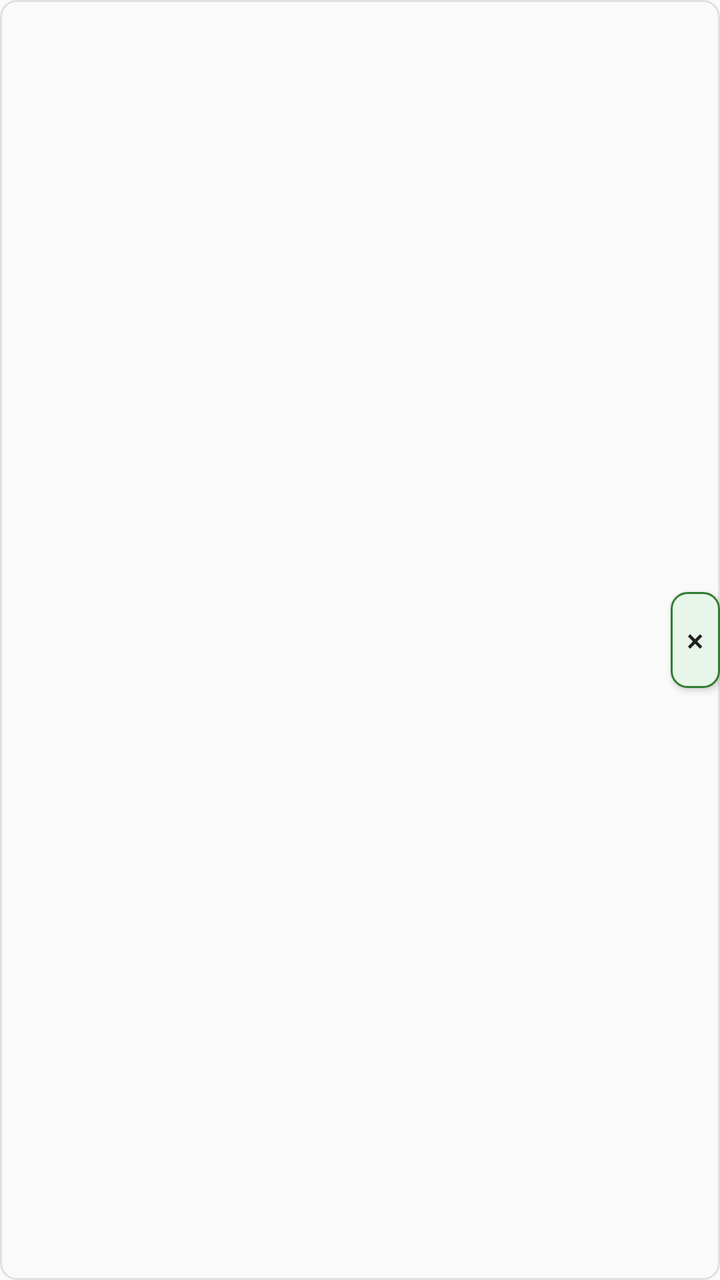
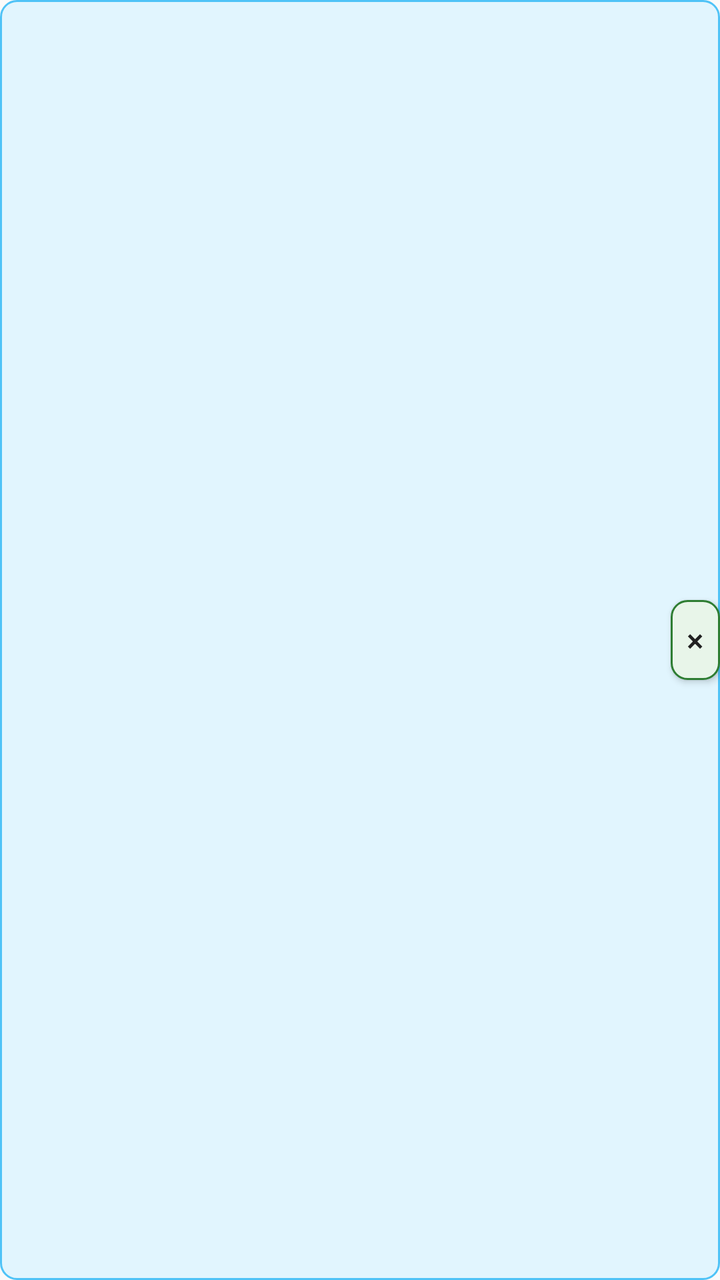

An Android layout rendered at two revisions. The XML below is the earlier revision; the diff shows what the commit changed to produce the second picture.
<!-- AndroidManifest.xml: application theme AppTheme.Light -->
<!-- res/layout/item_entry.xml -->
<?xml version="1.0" encoding="utf-8"?>
<LinearLayout xmlns:android="http://schemas.android.com/apk/res/android"
    android:layout_width="match_parent"
    android:layout_height="wrap_content"
    android:orientation="horizontal"
    android:gravity="center_vertical"
    android:paddingVertical="4dp"
    android:layout_marginVertical="2dp"
    android:background="@drawable/row_card">

    <LinearLayout
        android:layout_width="0dp"
        android:layout_weight="1"
        android:layout_height="wrap_content"
        android:orientation="vertical">

        <TextView
            android:id="@+id/entryText"
            android:layout_width="match_parent"
            android:layout_height="wrap_content"
            android:textSize="16sp" />

        <TextView
            android:id="@+id/entryMacros"
            android:layout_width="match_parent"
            android:layout_height="wrap_content"
            android:textSize="14sp" />
    </LinearLayout>

    <Button style="@style/AppButton"
        android:id="@+id/deleteEntryButton"
        android:layout_width="wrap_content"
        android:layout_height="wrap_content"
        android:minWidth="0dp"
        android:text="@string/remove" />

</LinearLayout>
<!-- resources referenced by this layout -->
<resources>
  <!-- drawable row_card (drawable) -->
  <?xml version="1.0" encoding="utf-8"?>
  <shape xmlns:android="http://schemas.android.com/apk/res/android"
      android:shape="rectangle">
      <solid android:color="@android:color/transparent" />
      <stroke android:width="1dp" android:color="?attr/progressTrack" />
      <corners android:radius="8dp" />
  </shape>
  <string name="remove">×</string>
  <style name="AppButton" parent="@android:style/Widget.Material.Button">
          <item name="android:background">?attr/buttonBg</item>
          <item name="android:textColor">?android:attr/textColorPrimary</item>
          <item name="android:minHeight">48dp</item>
          <item name="android:textSize">16sp</item>
          <item name="android:paddingStart">8dp</item>
          <item name="android:paddingEnd">8dp</item>
      </style>
  <color name="light_bg">#FAFAFA</color>
  <color name="light_text">#212121</color>
  <color name="light_secondary">#616161</color>
  <color name="accent_light">#2E7D32</color>
  <!-- drawable button_selector_light (drawable) -->
  <?xml version="1.0" encoding="utf-8"?>
  <selector xmlns:android="http://schemas.android.com/apk/res/android">
      <item android:state_pressed="true">
          <shape android:shape="rectangle">
              <solid android:color="#C8E6C9" />
              <stroke android:width="1dp" android:color="#2E7D32" />
              <corners android:radius="8dp" />
          </shape>
      </item>
      <item>
          <shape android:shape="rectangle">
              <solid android:color="#E8F5E9" />
              <stroke android:width="1dp" android:color="#2E7D32" />
              <corners android:radius="8dp" />
          </shape>
      </item>
  </selector>
  <color name="track_light">#E0E0E0</color>
  <color name="kcal_color">#EF6C00</color>
  <color name="protein_color">#1976D2</color>
  <color name="fat_color">#C2185B</color>
  <color name="carbs_color">#7B1FA2</color>
  <color name="recent_dish">@color/recent_dish_light</color>
  <color name="meal0">@color/meal0_light</color>
  <color name="meal1">@color/meal1_light</color>
  <color name="meal2">@color/meal2_light</color>
  <color name="meal3">@color/meal3_light</color>
  <color name="block_day">@color/block_day_light</color>
  <color name="block_products">@color/block_products_light</color>
  <color name="block_profile">@color/block_profile_light</color>
  <color name="recent_dish_light">#0288D1</color>
  <color name="meal0_light">#FFB74D</color>
  <color name="meal1_light">#81C784</color>
  <color name="meal2_light">#9575CD</color>
  <color name="meal3_light">#4FC3F7</color>
  <color name="block_day_light">#2E7D32</color>
  <color name="block_products_light">#1565C0</color>
  <color name="block_profile_light">#6A1B9A</color>
  <!-- unchanged entries left out for length: 1 -->
</resources>

<!-- the commit's change to res/layout/item_entry.xml (unified diff, before → after) -->
@@ -6,7 +6,7 @@
     android:gravity="center_vertical"
     android:paddingVertical="4dp"
     android:layout_marginVertical="2dp"
-    android:background="@drawable/row_card">
+    android:background="@drawable/meal_item_bg">
 
     <LinearLayout
         android:layout_width="0dp"
<!-- resource entries referenced after the edit -->
@@ -1,22 +1,24 @@
 <!-- resources referenced by this layout -->
 <resources>
-  <!-- drawable row_card (drawable) -->
+  <!-- drawable meal_item_bg (drawable) -->
   <?xml version="1.0" encoding="utf-8"?>
-  <shape xmlns:android="http://schemas.android.com/apk/res/android"
-      android:shape="rectangle">
-      <solid android:color="@android:color/transparent" />
-      <stroke android:width="1dp" android:color="?attr/progressTrack" />
+  <shape xmlns:android="http://schemas.android.com/apk/res/android" android:shape="rectangle">
+      <solid android:color="@color/meal_item_bg" />
+      <stroke android:width="1dp" android:color="?attr/meal3" />
       <corners android:radius="8dp" />
   </shape>
   <string name="remove">×</string>
   <style name="AppButton" parent="@android:style/Widget.Material.Button">
           <item name="android:background">?attr/buttonBg</item>
           <item name="android:textColor">?android:attr/textColorPrimary</item>
-          <item name="android:minHeight">48dp</item>
+          <item name="android:minHeight">40dp</item>
           <item name="android:textSize">16sp</item>
+          <item name="android:paddingTop">4dp</item>
+          <item name="android:paddingBottom">4dp</item>
           <item name="android:paddingStart">8dp</item>
           <item name="android:paddingEnd">8dp</item>
       </style>
+  <color name="meal_item_bg">@color/meal_item_bg_light</color>
   <color name="light_bg">#FAFAFA</color>
   <color name="light_text">#212121</color>
   <color name="light_secondary">#616161</color>
@@ -52,6 +54,7 @@
   <color name="block_day">@color/block_day_light</color>
   <color name="block_products">@color/block_products_light</color>
   <color name="block_profile">@color/block_profile_light</color>
+  <color name="meal_item_bg_light">#E1F5FE</color>
   <color name="recent_dish_light">#0288D1</color>
   <color name="meal0_light">#FFB74D</color>
   <color name="meal1_light">#81C784</color>
